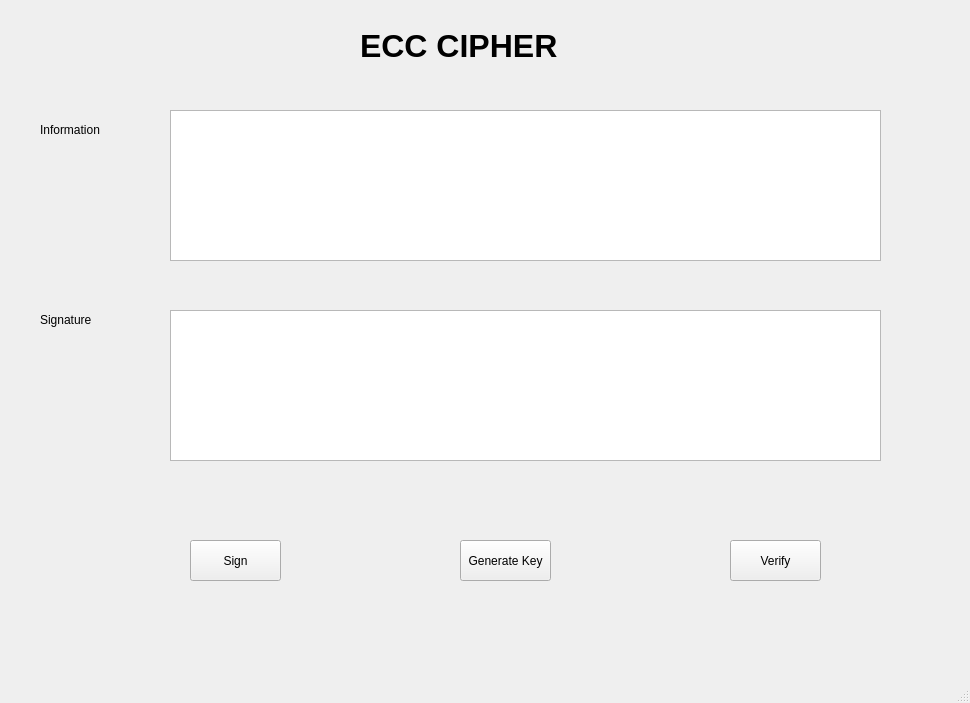
Above: Lab-03/ui/ecc.ui from thanhhieutiet/TietThanhMinhHieu_2280600975 before the change. Below: the same form after it.
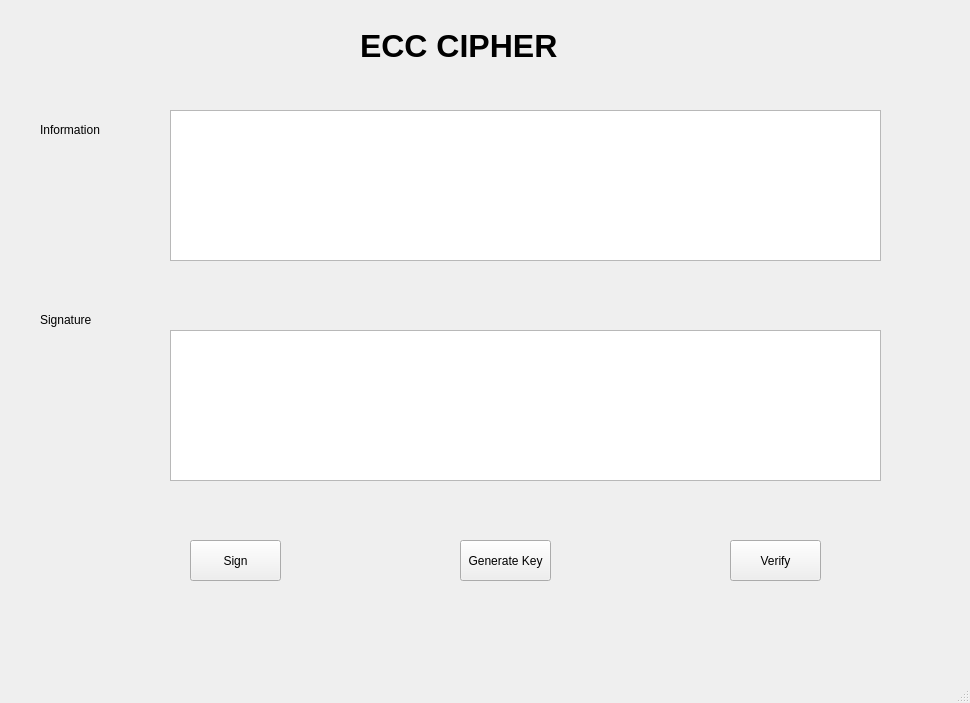
That is the form after the change.

Patch:
```diff
--- a/Lab-03/ui/ecc.ui
+++ b/Lab-03/ui/ecc.ui
@@ -87,7 +87,7 @@
     <property name="geometry">
      <rect>
       <x>170</x>
-      <y>310</y>
+      <y>330</y>
       <width>711</width>
       <height>151</height>
      </rect>
```
